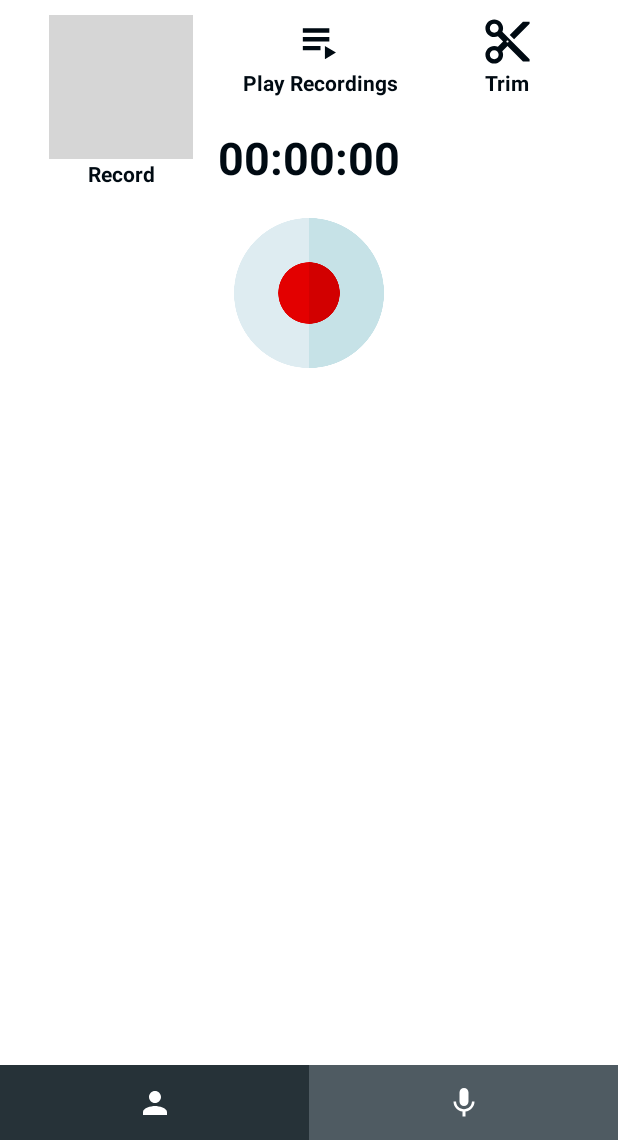
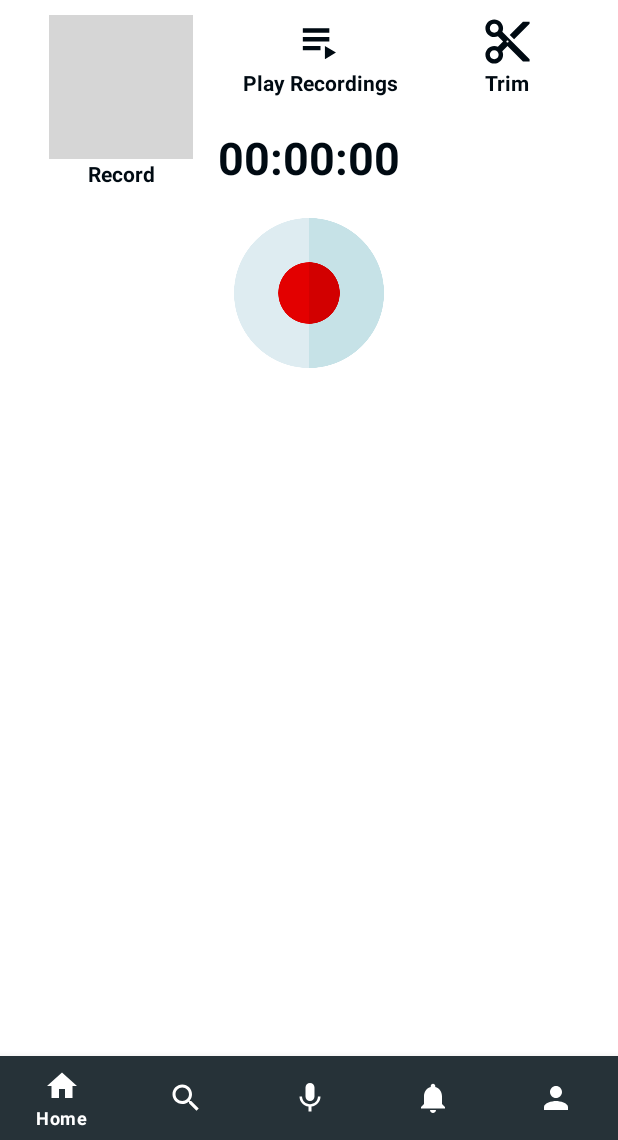
Before and after one commit to SoroushMehraban/Audiogram, an Android app: the screen it shows after launch (MainActivity), on a phone screen of 412 x 824 dp, the part 96-1236 px from its top. Run offline under Robolectric (Android 15) with nearby library versions, the phone set to English and light mode, and no system bars; our stand-ins replace sdp/ssp sizes; libraries missing offline, so code that uses them is left out: com.arthenica.mobileffmpeg; plain views replace RangeSeekBar; grey boxes are pictures that could not be loaded.

Commit message:
Navigation bar is added

```diff
--- a/app/build.gradle
+++ b/app/build.gradle
@@ -55,4 +55,6 @@ dependencies {
     implementation 'com.dinuscxj:circleprogressbar:1.3.0'
     implementation 'com.intuit.sdp:sdp-android:1.0.5'
     implementation 'com.arthenica:mobile-ffmpeg-full:4.4'
+    // navigation bar
+    implementation 'com.google.android.material:material:1.1.0'
 }
--- a/app/src/main/java/com/reglardo/audiogram/MainActivity.kt
+++ b/app/src/main/java/com/reglardo/audiogram/MainActivity.kt
@@ -30,10 +30,8 @@ import com.google.android.material.dialog.MaterialAlertDialogBuilder
 import java.text.SimpleDateFormat
 import java.util.*
 import kotlin.math.roundToInt
-import android.media.PlaybackParams
 
 import android.media.AudioManager
-import android.widget.Toast
 
 
 class MainActivity : AppCompatActivity() {
--- /dev/null
+++ b/app/src/main/res/drawable/ic_home.xml
@@ -0,0 +1,5 @@
+<vector android:height="24dp" android:tint="#FFFFFF"
+    android:viewportHeight="24" android:viewportWidth="24"
+    android:width="24dp" xmlns:android="http://schemas.android.com/apk/res/android">
+    <path android:fillColor="@android:color/white" android:pathData="M10,20v-6h4v6h5v-8h3L12,3 2,12h3v8z"/>
+</vector>
--- /dev/null
+++ b/app/src/main/res/drawable/ic_notification.xml
@@ -0,0 +1,5 @@
+<vector android:height="24dp" android:tint="#FFFFFF"
+    android:viewportHeight="24" android:viewportWidth="24"
+    android:width="24dp" xmlns:android="http://schemas.android.com/apk/res/android">
+    <path android:fillColor="@android:color/white" android:pathData="M12,22c1.1,0 2,-0.9 2,-2h-4c0,1.1 0.89,2 2,2zM18,16v-5c0,-3.07 -1.64,-5.64 -4.5,-6.32L13.5,4c0,-0.83 -0.67,-1.5 -1.5,-1.5s-1.5,0.67 -1.5,1.5v0.68C7.63,5.36 6,7.92 6,11v5l-2,2v1h16v-1l-2,-2z"/>
+</vector>
--- /dev/null
+++ b/app/src/main/res/drawable/ic_search.xml
@@ -0,0 +1,5 @@
+<vector android:height="24dp" android:tint="#FFFFFF"
+    android:viewportHeight="24" android:viewportWidth="24"
+    android:width="24dp" xmlns:android="http://schemas.android.com/apk/res/android">
+    <path android:fillColor="@android:color/white" android:pathData="M15.5,14h-0.79l-0.28,-0.27C15.41,12.59 16,11.11 16,9.5 16,5.91 13.09,3 9.5,3S3,5.91 3,9.5 5.91,16 9.5,16c1.61,0 3.09,-0.59 4.23,-1.57l0.27,0.28v0.79l5,4.99L20.49,19l-4.99,-5zM9.5,14C7.01,14 5,11.99 5,9.5S7.01,5 9.5,5 14,7.01 14,9.5 11.99,14 9.5,14z"/>
+</vector>
--- a/app/src/main/res/layout/activity_main.xml
+++ b/app/src/main/res/layout/activity_main.xml
@@ -366,29 +366,17 @@
         app:layout_constraintStart_toStartOf="parent"
         app:layout_constraintTop_toBottomOf="@id/play_mode_btn_caption" />
 
-    <LinearLayout
+    <com.google.android.material.bottomnavigation.BottomNavigationView
         android:id="@+id/navigation_bar"
-        android:layout_width="fill_parent"
+        android:layout_width="match_parent"
         android:layout_height="wrap_content"
-        android:weightSum="2"
         app:layout_constraintBottom_toBottomOf="parent"
-        app:layout_constraintStart_toStartOf="parent">
+        app:layout_constraintLeft_toLeftOf="parent"
+        app:layout_constraintRight_toRightOf="parent"
+        app:menu="@menu/menu"
+        android:background="@color/primary"
+        app:itemIconTint="@color/white"
+        app:itemTextColor="@color/white" />
 
-        <ImageButton
-            android:id="@+id/socialBtn"
-            android:layout_width="0dp"
-            android:layout_height="50dp"
-            android:layout_weight="1"
-            android:background="@color/primary"
-            app:srcCompat="@drawable/ic_social" />
-
-        <ImageButton
-            android:id="@+id/recorderBtn"
-            android:layout_width="0dp"
-            android:layout_height="50dp"
-            android:layout_weight="1"
-            android:background="@color/primary_light"
-            app:srcCompat="@drawable/ic_recorder" />
-    </LinearLayout>
 
 </androidx.constraintlayout.widget.ConstraintLayout>
--- /dev/null
+++ b/app/src/main/res/menu/menu.xml
@@ -0,0 +1,28 @@
+<?xml version="1.0" encoding="utf-8"?>
+<menu xmlns:android="http://schemas.android.com/apk/res/android">
+    <item
+        android:id="@+id/icon_home"
+        android:icon="@drawable/ic_home"
+        android:title="@string/home"/>
+
+    <item
+        android:id="@+id/icon_search"
+        android:icon="@drawable/ic_search"
+        android:title="@string/search"/>
+
+    <item
+        android:id="@+id/icon_recorder"
+        android:icon="@drawable/ic_recorder"
+        android:title="@string/recorder"/>
+
+    <item
+        android:id="@+id/icon_notification"
+        android:icon="@drawable/ic_notification"
+        android:title="@string/notification"/>
+
+    <item
+        android:id="@+id/icon_profile"
+        android:icon="@drawable/ic_social"
+        android:title="@string/profile"/>
+
+</menu>
--- a/app/src/main/res/values/strings.xml
+++ b/app/src/main/res/values/strings.xml
@@ -15,4 +15,9 @@
     <string name="trim">Trim</string>
     <string name="output_name">Output name</string>
     <string name="save">Save</string>
+    <string name="home">Home</string>
+    <string name="search">Search</string>
+    <string name="recorder">Recorder</string>
+    <string name="notification">Notification</string>
+    <string name="profile">Profile</string>
 </resources>
```
